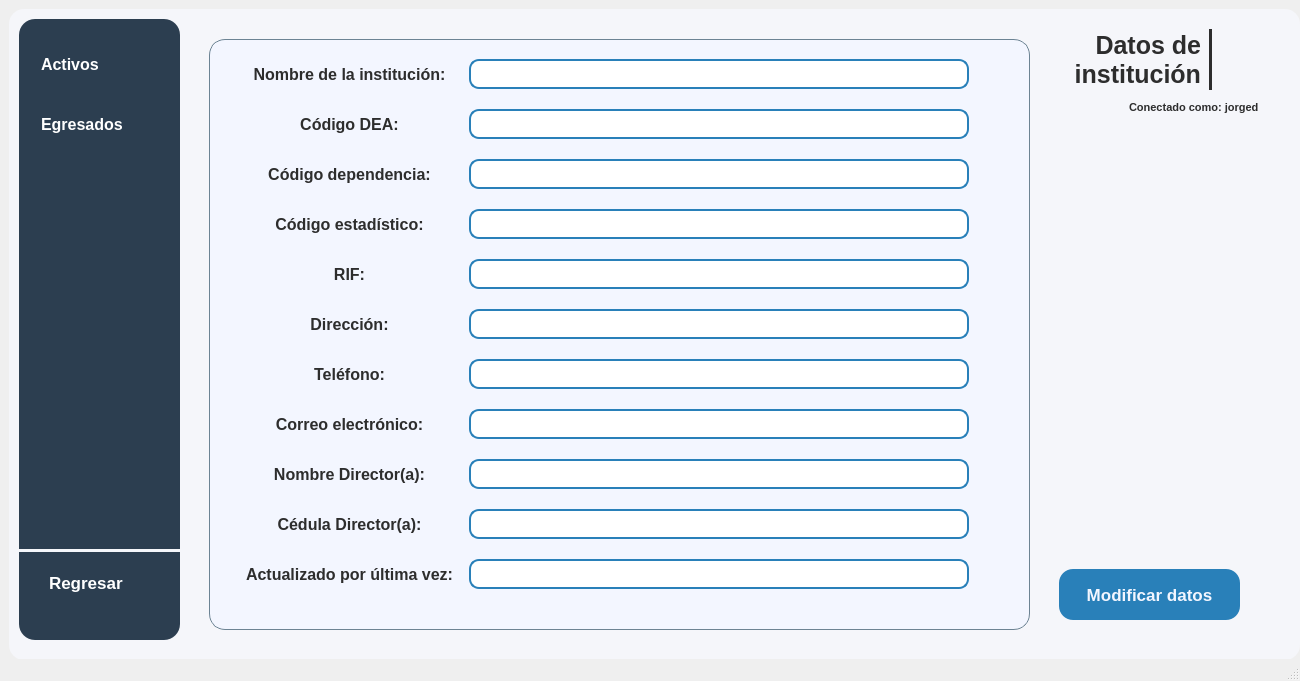
Proyecto-Uptjaa/Proyecto_SIRA, file resources/ui/main.ui: the form before one commit.
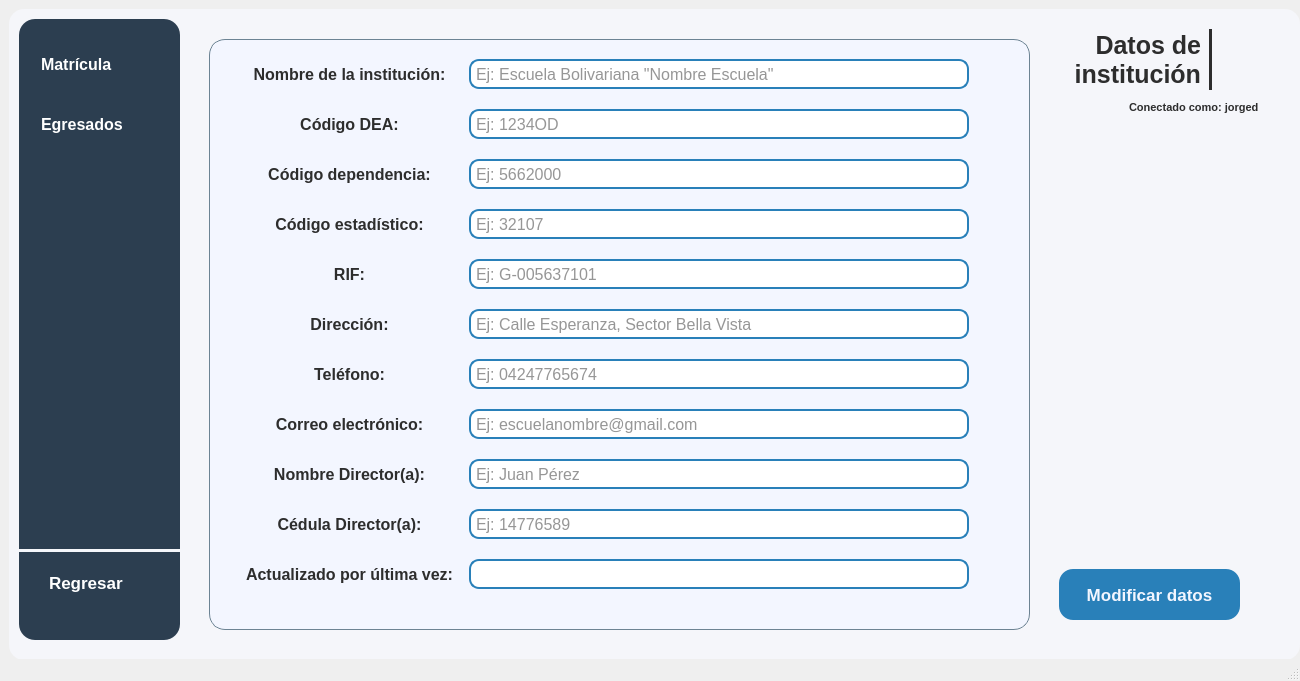
The form after the commit. The open tabs and pages were chosen to show the change. Icons and pictures are not drawn. Custom widgets are drawn as their Qt base class.

What changed in the file:
```diff
--- a/resources/ui/main.ui
+++ b/resources/ui/main.ui
@@ -910,7 +910,7 @@
 }</string>
         </property>
         <property name="text">
-         <string>Activos</string>
+         <string>Matrícula</string>
         </property>
         <property name="icon">
          <iconset resource="../icons/resources_ui.qrc">
@@ -5872,7 +5872,7 @@
          <set>Qt::AlignmentFlag::AlignLeading|Qt::AlignmentFlag::AlignLeft|Qt::AlignmentFlag::AlignVCenter</set>
         </property>
         <property name="placeholderText">
-         <string/>
+         <string>Ej: 04247765674</string>
         </property>
        </widget>
        <widget class="QLineEdit" name="lneDirInstitucion_admin">
@@ -5918,7 +5918,7 @@
          <set>Qt::AlignmentFlag::AlignLeading|Qt::AlignmentFlag::AlignLeft|Qt::AlignmentFlag::AlignVCenter</set>
         </property>
         <property name="placeholderText">
-         <string/>
+         <string>Ej: Calle Esperanza, Sector Bella Vista</string>
         </property>
        </widget>
        <widget class="QLabel" name="lblStudent_apellido_3">
@@ -6124,7 +6124,7 @@
          <set>Qt::AlignmentFlag::AlignLeading|Qt::AlignmentFlag::AlignLeft|Qt::AlignmentFlag::AlignVCenter</set>
         </property>
         <property name="placeholderText">
-         <string/>
+         <string>Ej: Escuela Bolivariana &quot;Nombre Escuela&quot;</string>
         </property>
        </widget>
        <widget class="QLabel" name="lblStudent_apellido_2">
@@ -6250,7 +6250,7 @@
          <set>Qt::AlignmentFlag::AlignLeading|Qt::AlignmentFlag::AlignLeft|Qt::AlignmentFlag::AlignVCenter</set>
         </property>
         <property name="placeholderText">
-         <string/>
+         <string>Ej: 1234OD</string>
         </property>
        </widget>
        <widget class="QLineEdit" name="lneCorreoInstitucion_admin">
@@ -6296,7 +6296,7 @@
          <set>Qt::AlignmentFlag::AlignLeading|Qt::AlignmentFlag::AlignLeft|Qt::AlignmentFlag::AlignVCenter</set>
         </property>
         <property name="placeholderText">
-         <string/>
+         <string>Ej: escuelanombre@gmail.com</string>
         </property>
        </widget>
        <widget class="QLabel" name="lblStudent_apellido_6">
@@ -6382,7 +6382,7 @@
          <set>Qt::AlignmentFlag::AlignLeading|Qt::AlignmentFlag::AlignLeft|Qt::AlignmentFlag::AlignVCenter</set>
         </property>
         <property name="placeholderText">
-         <string/>
+         <string>Ej: Juan Pérez</string>
         </property>
        </widget>
        <widget class="QLabel" name="lblStudent_apellido_8">
@@ -6468,7 +6468,7 @@
          <set>Qt::AlignmentFlag::AlignLeading|Qt::AlignmentFlag::AlignLeft|Qt::AlignmentFlag::AlignVCenter</set>
         </property>
         <property name="placeholderText">
-         <string/>
+         <string>Ej: 14776589</string>
         </property>
        </widget>
        <widget class="QLabel" name="lblStudent_apellido_9">
@@ -6554,7 +6554,7 @@
          <set>Qt::AlignmentFlag::AlignLeading|Qt::AlignmentFlag::AlignLeft|Qt::AlignmentFlag::AlignVCenter</set>
         </property>
         <property name="placeholderText">
-         <string/>
+         <string>Ej: 5662000</string>
         </property>
        </widget>
        <widget class="QLineEdit" name="lneCodigoEST_admin">
@@ -6600,7 +6600,7 @@
          <set>Qt::AlignmentFlag::AlignLeading|Qt::AlignmentFlag::AlignLeft|Qt::AlignmentFlag::AlignVCenter</set>
         </property>
         <property name="placeholderText">
-         <string/>
+         <string>Ej: 32107</string>
         </property>
        </widget>
        <widget class="QLabel" name="lblStudent_apellido_10">
@@ -6726,7 +6726,7 @@
          <set>Qt::AlignmentFlag::AlignLeading|Qt::AlignmentFlag::AlignLeft|Qt::AlignmentFlag::AlignVCenter</set>
         </property>
         <property name="placeholderText">
-         <string/>
+         <string>Ej: G-005637101</string>
         </property>
        </widget>
       </widget>
```
Left out of the diff: 2 changed lines with no effect on the pictures.
